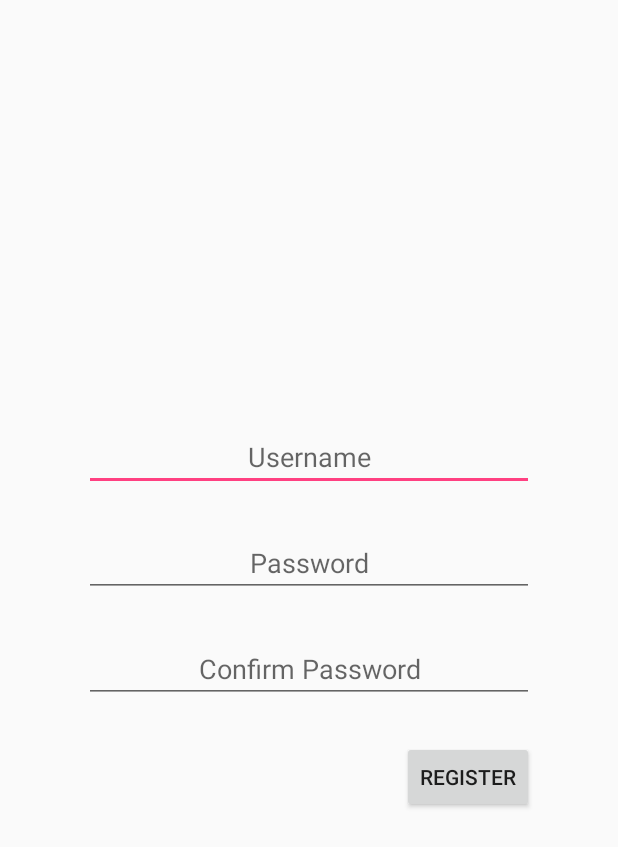
After one commit to kinglouis123/L02_12, an Android app: the layout activity_register.xml on its own in the app's theme, with its tools: preview values and no code run, on a phone screen of 412 x 824 dp. The commit adds this screen. Shown: the top 847 px of the screen. Run offline under Robolectric (Android 15) with nearby library versions, the phone set to English and light mode, and no system bars.

Commit message:
Added layouts for the LogIn and Register Activities, strings.xml updated.

```diff
--- /dev/null
+++ b/src/Stapp/app/src/main/res/layout/activity_register.xml
@@ -0,0 +1,60 @@
+<?xml version="1.0" encoding="utf-8"?>
+<RelativeLayout xmlns:android="http://schemas.android.com/apk/res/android"
+    android:layout_width="match_parent"
+    android:layout_height="match_parent">
+
+    <RelativeLayout
+        android:layout_width="wrap_content"
+        android:layout_height="wrap_content"
+        android:layout_centerHorizontal="true"
+        android:layout_centerVertical="true"
+        android:orientation="vertical">
+
+        <EditText
+            android:id="@+id/RegisterEditTextUsername"
+            android:layout_width="300dp"
+            android:layout_height="wrap_content"
+            android:ems="10"
+            android:gravity="center"
+            android:hint="@string/Username"
+            android:inputType="textPersonName"
+            android:textAlignment="center"
+            android:layout_gravity="center_horizontal"
+            android:layout_centerHorizontal="true" />
+
+        <EditText
+            android:id="@+id/RegisterEditTextPassword"
+            android:layout_width="300dp"
+            android:layout_height="wrap_content"
+            android:ems="10"
+            android:hint="@string/Password"
+            android:inputType="textPassword"
+            android:textAlignment="center"
+            android:layout_gravity="center_horizontal"
+            android:layout_below="@+id/RegisterEditTextUsername"
+            android:layout_alignRight="@+id/RegisterEditTextUsername"
+            android:layout_marginTop="25dp"/>
+
+        <EditText
+            android:id="@+id/RegisterEditTextConfirm"
+            android:layout_width="300dp"
+            android:layout_height="wrap_content"
+            android:ems="10"
+            android:hint="@string/Confirm"
+            android:inputType="textPassword"
+            android:textAlignment="center"
+            android:layout_gravity="center_horizontal"
+            android:layout_below="@+id/RegisterEditTextPassword"
+            android:layout_alignRight="@+id/RegisterEditTextUsername"
+            android:layout_marginTop="25dp"/>
+
+        <Button
+            android:id="@+id/RegisterButtonRegister"
+            android:layout_width="wrap_content"
+            android:layout_height="wrap_content"
+            android:text="@string/Register"
+            android:layout_alignEnd="@+id/RegisterEditTextUsername"
+            android:layout_below="@+id/RegisterEditTextConfirm"
+            android:layout_marginTop="25dp"/>
+    </RelativeLayout>
+</RelativeLayout>
--- a/src/Stapp/app/src/main/res/values/strings.xml
+++ b/src/Stapp/app/src/main/res/values/strings.xml
@@ -1,3 +1,8 @@
 <resources>
   <string name="app_name">Stapp</string>
+  <string name="Username">Username</string>
+  <string name="Password">Password</string>
+  <string name="LogIn">Log In</string>
+  <string name="Register">Register</string>
+  <string name="Confirm">Confirm Password</string>
 </resources>
```
Also changed, not shown: src/Stapp/app/src/main/res/layout/activity_log_in.xml (added, +52 -0 lines).
